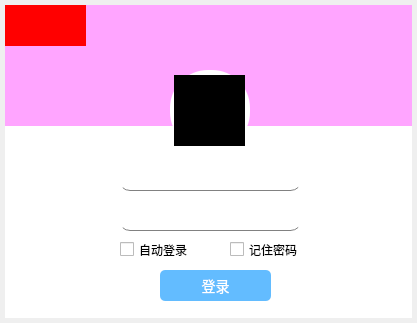
This is loginwidget.ui in Souseohyun/MyChatClient as Qt 5 draws it before an edit. The edited form follows.
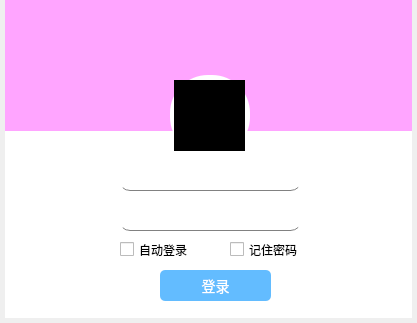
This is the edited form. Icons and pictures are not drawn.

Patch:
```diff
--- a/loginwidget.ui
+++ b/loginwidget.ui
@@ -127,9 +127,9 @@
    <property name="geometry">
     <rect>
      <x>5</x>
-     <y>5</y>
+     <y>0</y>
      <width>407</width>
-     <height>121</height>
+     <height>131</height>
     </rect>
    </property>
    <property name="maximumSize">
@@ -152,7 +152,7 @@
    <property name="geometry">
     <rect>
      <x>174</x>
-     <y>75</y>
+     <y>80</y>
      <width>71</width>
      <height>71</height>
     </rect>
@@ -172,15 +172,15 @@
    <property name="geometry">
     <rect>
      <x>5</x>
-     <y>5</y>
-     <width>81</width>
-     <height>41</height>
+     <y>0</y>
+     <width>101</width>
+     <height>51</height>
     </rect>
    </property>
    <property name="styleSheet">
-    <string notr="true">QLabel {
-    background-color: rgb(255, 0, 0); /* 红色背景 */
-}</string>
+    <string notr="true">/*QLabel {
+    background-color: rgb(255, 0, 0); 
+}*/</string>
    </property>
    <property name="text">
     <string/>
@@ -228,7 +228,7 @@
    <property name="geometry">
     <rect>
      <x>170</x>
-     <y>70</y>
+     <y>75</y>
      <width>80</width>
      <height>80</height>
     </rect>
```
